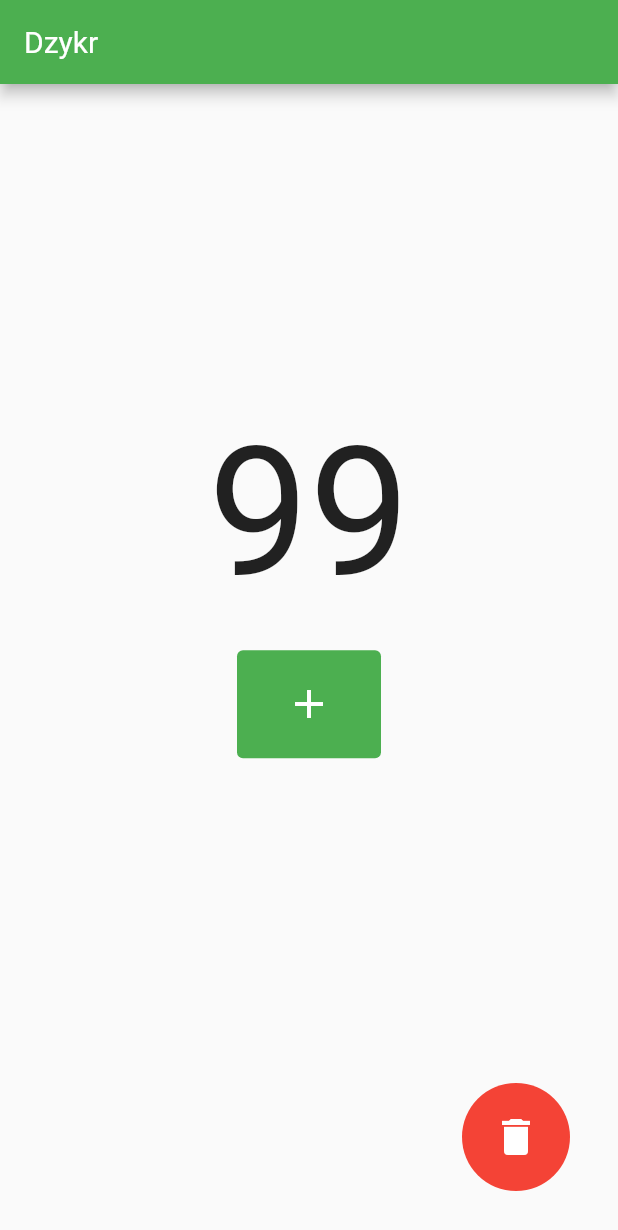
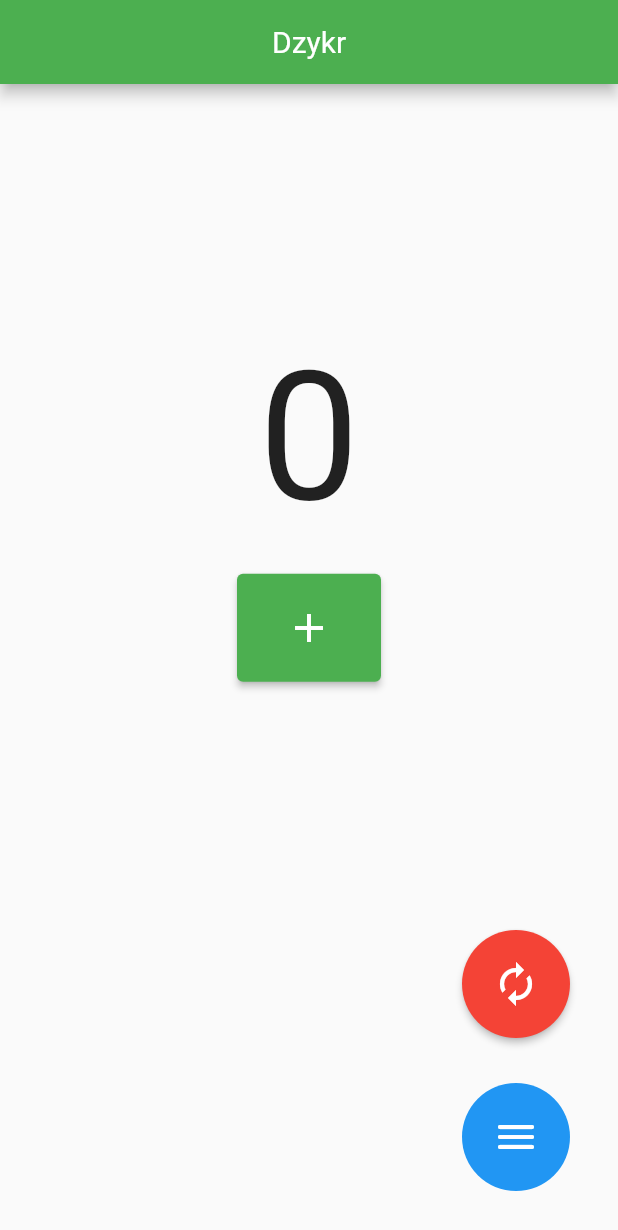
Before and after one commit to Anifyuli/Dzykr, a Flutter app: the screen it shows after launch, on a phone screen of 412 x 824 dp. Shown: the top 1230 px of the screen. Run offline on Flutter 3.47's test engine with Material 2 defaults, Android fonts, the phone set to English and light mode, and no system bars.

Commit message:
Add option button, change reset button icon, etc

```diff
--- a/lib/main.dart
+++ b/lib/main.dart
@@ -4,9 +4,15 @@ void main() {
   runApp(const MyApp());
 }
 
-class MyApp extends StatelessWidget {
+class MyApp extends StatefulWidget {
   const MyApp({super.key});
 
+  @override
+  State<MyApp> createState() => _MyAppState();
+}
+
+class _MyAppState extends State<MyApp> {
+  int num = 0; // Counted dhikr
   @override
   Widget build(BuildContext context) {
     return MaterialApp(
@@ -15,7 +21,7 @@ class MyApp extends StatelessWidget {
       ),
       home: Scaffold(
         appBar: AppBar(
-          title: const Text('Dzykr'),
+          title: const Center(child: Text('Dzykr')),
           backgroundColor: Colors.green,
         ),
         body: Center(
@@ -23,15 +29,26 @@ class MyApp extends StatelessWidget {
             mainAxisAlignment: MainAxisAlignment.center,
             children: [
               const Spacer(),
-              const Text(
-                '99',
-                style: TextStyle(fontSize: 120),
+
+              // Dhikr counted value
+              Text(
+                num.toString(),
+                style: const TextStyle(fontSize: 120),
               ),
-              const SizedBox(height: 20,),
+              const SizedBox(
+                height: 20,
+              ),
+
+              // Add button
               ElevatedButton(
-                onPressed: null,
+                onPressed: () {
+                  setState(() {
+                    num++;
+                  });
+                },
                 style: ButtonStyle(
-                  padding: MaterialStateProperty.all(const EdgeInsets.fromLTRB(32, 20, 32, 20)),
+                  padding: MaterialStateProperty.all(
+                      const EdgeInsets.fromLTRB(32, 20, 32, 20)),
                   backgroundColor: MaterialStateProperty.all(Colors.green),
                 ),
                 child: const Icon(
@@ -41,6 +58,32 @@ class MyApp extends StatelessWidget {
                 ),
               ),
               const Spacer(),
+
+              // Reset button
+              Container(
+                alignment: Alignment.bottomRight,
+                margin: const EdgeInsets.only(bottom: 30, right: 20),
+                child: ElevatedButton(
+                  onPressed: () {
+                    setState(() {
+                      num = 0;
+                    });
+                  },
+                  style: ButtonStyle(
+                    shape: MaterialStateProperty.all(const CircleBorder()),
+                    padding: MaterialStateProperty.all(
+                        const EdgeInsets.fromLTRB(32, 20, 32, 20)),
+                    backgroundColor: MaterialStateProperty.all(Colors.red),
+                  ),
+                  child: const Icon(
+                    Icons.autorenew,
+                    color: Colors.white,
+                    size: 32,
+                  ),
+                ),
+              ),
+
+              // Option button
               Container(
                 alignment: Alignment.bottomRight,
                 margin: const EdgeInsets.only(bottom: 30, right: 20),
@@ -48,11 +91,12 @@ class MyApp extends StatelessWidget {
                   onPressed: null,
                   style: ButtonStyle(
                     shape: MaterialStateProperty.all(const CircleBorder()),
-                    padding: MaterialStateProperty.all(const EdgeInsets.fromLTRB(32, 20, 32, 20)),
-                    backgroundColor: MaterialStateProperty.all(Colors.red),
+                    padding: MaterialStateProperty.all(
+                        const EdgeInsets.fromLTRB(32, 20, 32, 20)),
+                    backgroundColor: MaterialStateProperty.all(Colors.blue),
                   ),
                   child: const Icon(
-                    Icons.delete,
+                    Icons.menu_rounded,
                     color: Colors.white,
                     size: 32,
                   ),
```
